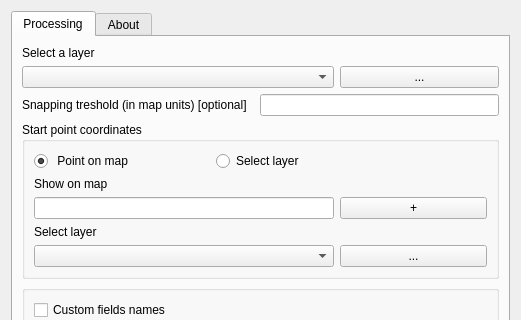
The window that lines_ranking_dialog_base.ui (ChrisLisbon/QGIS_LinesRankingPlugin) describes before a commit, drawn with Qt 5; both pictures show x 0 to 521 and y 0 to 320 of the 521 by 709 pixel window.
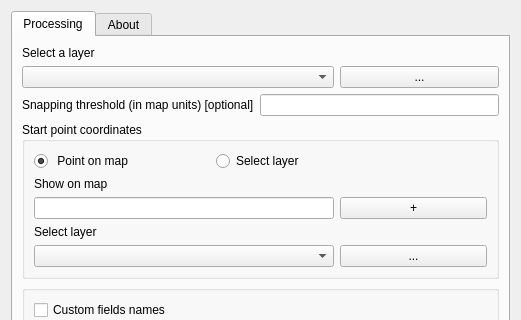
The same window after the commit.

Commit message: added exception processing

The edit to the form file:
```diff
--- a/lines_ranking_dialog_base.ui
+++ b/lines_ranking_dialog_base.ui
@@ -125,7 +125,7 @@
        <item row="2" column="0" colspan="3">
         <widget class="QLabel" name="label_4">
          <property name="text">
-          <string>Snapping treshold (in map units) [optional]</string>
+          <string>Snapping threshold (in map units) [optional]</string>
          </property>
         </widget>
        </item>
```
The commit also changes 1 other file.
